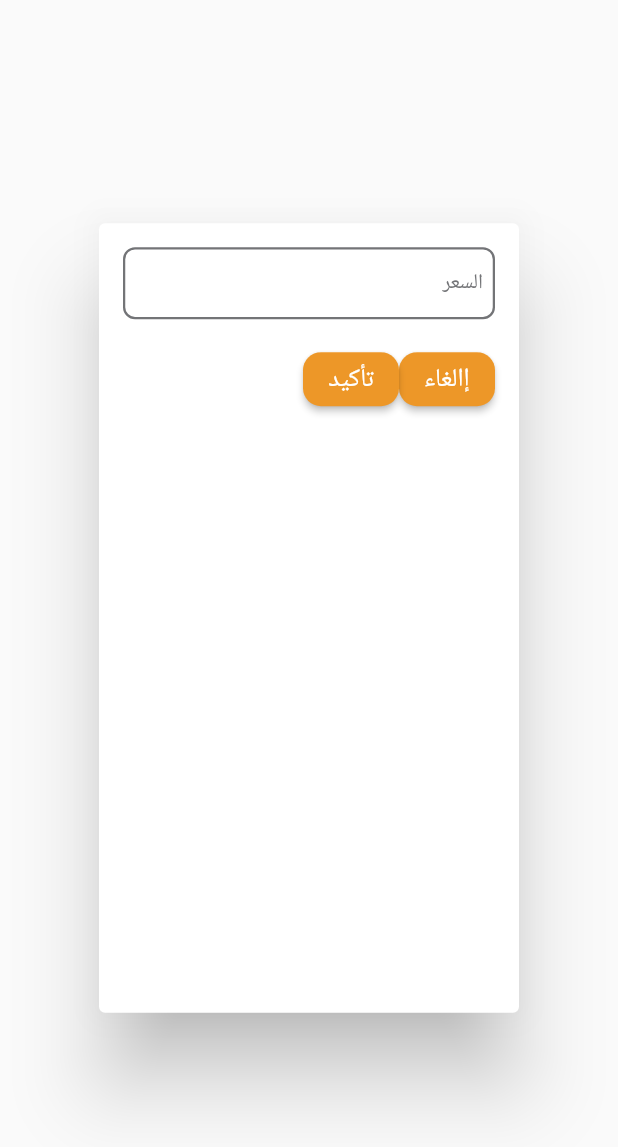
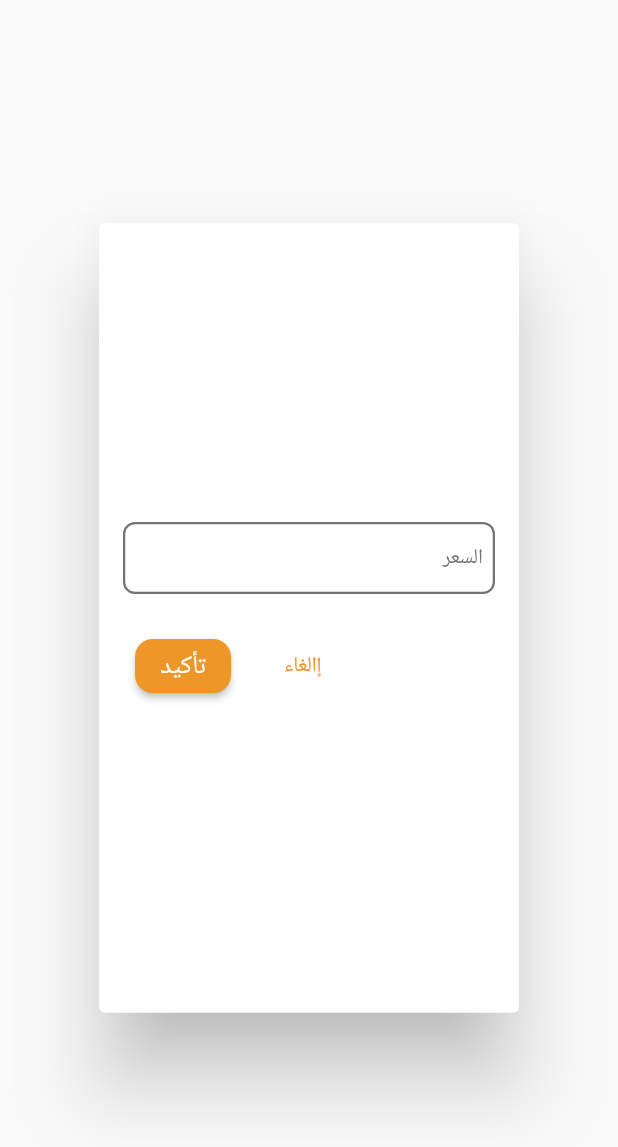
Before and after one commit to mahmoudhamdyae/p2, a Flutter app: the CustomDialog widget shown alone on an empty page, opened directly, on a phone screen of 412 x 824 dp. Shown: the top 1147 px of the screen. Run offline on Flutter 3.47's test engine with Material 2 defaults, Android fonts, the phone set to English and light mode, and no system bars; our stand-ins replace awesome_dialog, dio, get, get_it, internet_connection_checker, lottie and 3 more; missing offline and left inert: dart:ffi; accounts and stored records are empty; network calls fail; Roboto replaces fonts that are missing (Montserrat).

Commit message:
Add Client

```diff
--- a/lib/presentation/main/clients/dialogs/choose_price_dialog_view.dart
+++ b/lib/presentation/main/clients/dialogs/choose_price_dialog_view.dart
@@ -34,7 +34,7 @@ class CustomDialog extends StatelessWidget {
                 child: Text("الطريقة الثانية"),
               )),
               ElevatedButton(onPressed: () {}, child: const Padding(
-                padding: EdgeInsets.all(12  .0),
+                padding: EdgeInsets.all(12.0),
                 child: Text("الطريقة الثالثة"),
               )),
             ],
--- a/lib/presentation/main/clients/dialogs/first_way_dialog_view.dart
+++ b/lib/presentation/main/clients/dialogs/first_way_dialog_view.dart
@@ -1,5 +1,4 @@
 import 'package:flutter/material.dart';
-import 'package:get/get_state_manager/src/rx_flutter/rx_obx_widget.dart';
 
 import '../../../../app/di.dart';
 import '../clients_controller.dart';
@@ -29,6 +28,7 @@ class CustomDialog extends StatelessWidget {
           height: MediaQuery.of(context).size.height * 0.6,
           width: MediaQuery.of(context).size.width * 0.6,
           child: Column(
+            mainAxisAlignment: MainAxisAlignment.center,
             children: [
               Form(
                 key: formState,
@@ -50,14 +50,25 @@ class CustomDialog extends StatelessWidget {
               ),
               const SizedBox(height: 16),
               Row(
+                mainAxisAlignment: MainAxisAlignment.end,
                 children: [
-                  ElevatedButton(
+                  Padding(
+                    padding: const EdgeInsets.all(8.0),
+                    child: TextButton(
                       onPressed: () async {
                         Navigator.of(context).pop();
                       },
-                    child: const Text("إالغاء"),
+                      child: Text(
+                          "إالغاء",
+                        style: TextStyle(
+                          color: Theme.of(context).primaryColor
                         ),
-                  ElevatedButton(
+                      ),
+                    ),
+                  ),
+                  Padding(
+                    padding: const EdgeInsets.all(8.0),
+                    child: ElevatedButton(
                       onPressed: () async {
                         var formData = formState.currentState;
                         if (formData!.validate()) {
@@ -69,6 +80,7 @@ class CustomDialog extends StatelessWidget {
                       },
                       child: const Text("تأكيد"),
                     ),
+                  ),
                 ],
               ),
             ],
```
Lines whose indentation alone changed are shown as unchanged.
